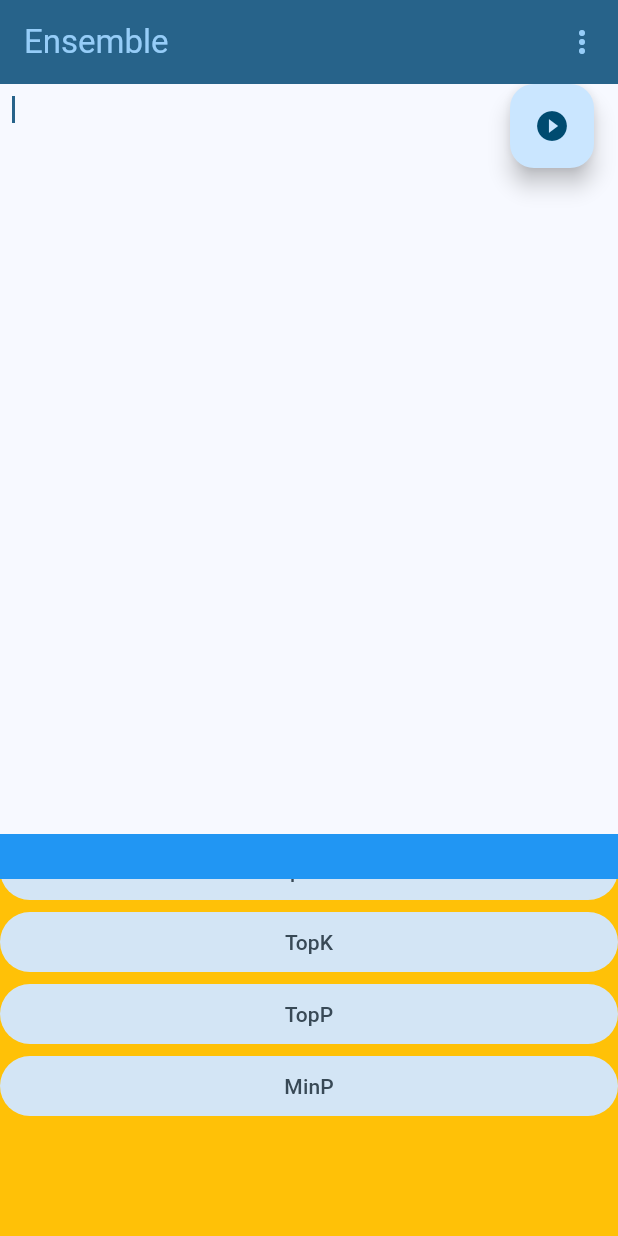
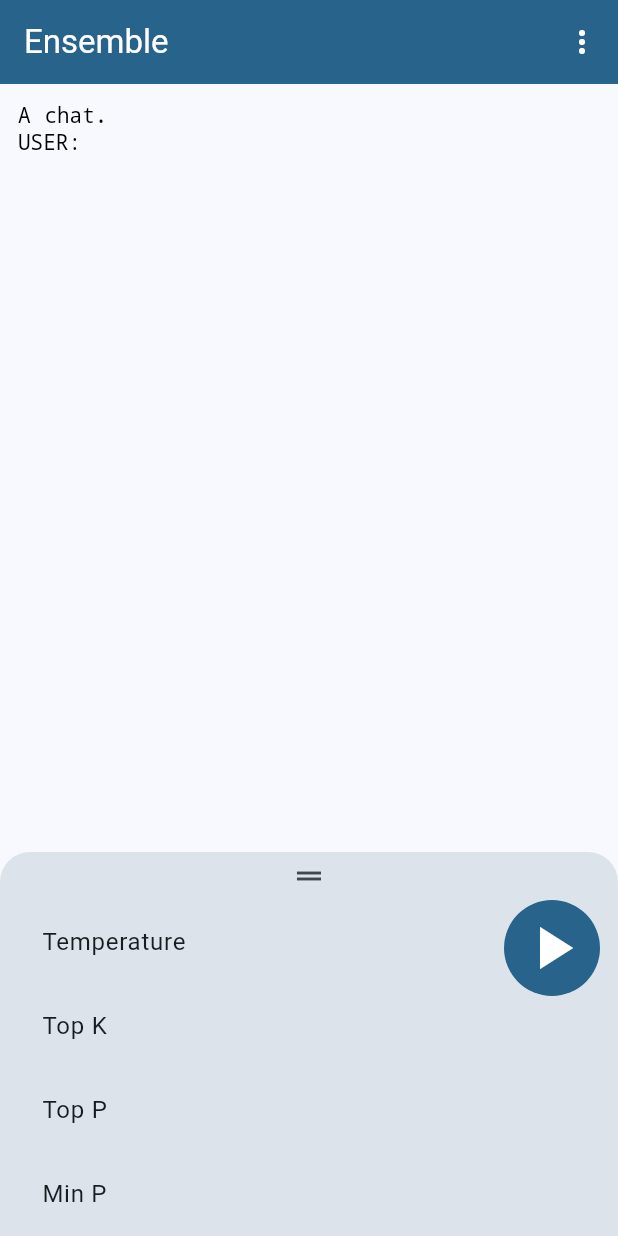
Before and after one commit to crasm/ensemble, a Flutter app: the screen it shows after launch, on a phone screen of 412 x 824 dp. Run offline on Flutter 3.47's test engine with Material 3 defaults, Android fonts, the phone set to English and light mode, and no system bars; missing offline and left inert: dart:ffi, grpc, protobuf; statements that could not run were skipped.

Commit message:
app: improve gen page design and UX
Adds padding/whitespace so gen text field can be visually centered in
remaining field. This whitespace is a shortcut "button" of sorts that
allows rapidly deselecting text, bringing focus and keyboard to end of
text, and stopping generation, depending on user context.

```diff
--- a/app/lib/main.dart
+++ b/app/lib/main.dart
@@ -43,12 +43,12 @@
   Widget build(BuildContext context) {
     return Scaffold(
       appBar: AppBar(
-        backgroundColor: Theme.of(context).colorScheme.primary,
-        foregroundColor: Theme.of(context).colorScheme.inversePrimary,
+        backgroundColor: context.color.primary,
+        foregroundColor: context.color.onPrimary,
         title: Text('Ensemble'),
         actions: [
           PopupMenuButton(
-            itemBuilder: (ctx) {
+            itemBuilder: (context) {
               return [
                 PopupMenuItem(child: Text('Settings')),
               ];
@@ -100,6 +100,8 @@
       _gen.clear();
       _gen.write(_textCtl.text);
     });
+
+    _textCtl.text = "A chat.\nUSER: ";
   }
 
   @override
@@ -110,8 +112,7 @@
     _channel.shutdown();
   }
 
-  void _onFab() async {
-    if (!_isGenerating) {
+  void _startGenerating() {
     _resp = _stub.generate(Prompt(text: _gen.toString()))
       ..listen(
         (tok) {
@@ -130,49 +131,48 @@
         cancelOnError: true,
       );
     setState(() => _isGenerating = true);
-    } else {
+  }
+
+  Future<void> _stopGenerating() async {
     await _resp?.cancel();
     setState(() => _isGenerating = false);
   }
-  }
 
-  double _topHeight = 500;
+  // Reasonable defaults (but should be updated immediately)
+  bool _isHeightInitialized = false;
+  double _maxHeight = 600.0;
+  double _divTop = 400.0;
+  final _divThickness = 32.0;
 
   @override
   Widget build(BuildContext context) {
     super.build(context);
     return Scaffold(
-      body: Stack(
+      body: LayoutBuilder(builder: (context, box) {
+        if (!_isHeightInitialized) {
+          _isHeightInitialized = true;
+          _maxHeight = box.maxHeight;
+          _divTop = box.maxHeight / 3.0 * 2.0;
+        }
+
+        return Stack(
           children: [
-          Positioned(top: 0, height: _topHeight, left: 0, right: 0, child: _genArea()),
-          Positioned(top: _topHeight, bottom: 0, left: 0, right: 0, child: _params()),
-          Positioned(top: _topHeight, left: 0, right: 0, height: 30, child: _dragBar())
+            Positioned(top: 0, height: _divTop, left: 0, right: 0, child: _genArea()),
+            Positioned(
+                top: _divTop + _divThickness,
+                bottom: 0,
+                left: 0,
+                right: 0,
+                child: _params(context)),
+            Positioned(
+                top: _divTop, left: 0, right: 0, height: _divThickness, child: _divBar(context)),
           ],
-      ),
-      floatingActionButtonLocation: FloatingActionButtonLocation.endTop,
-      floatingActionButton: _fab(),
+        );
+      }),
     );
   }
 
-  Widget _dragBar() {
-    return GestureDetector(
-      onVerticalDragUpdate: (details) {
-        double screenHeight = MediaQuery.of(context).size.height;
-        setState(() {
-          _topHeight = (_topHeight + details.delta.dy).clamp(0.0, screenHeight);
-        });
-      },
-      child: Container(color: Colors.blue),
-    );
-  }
-
-  Widget _fab() {
-    return FloatingActionButton(
-      onPressed: _onFab,
-      child:
-          Icon(!_isGenerating ? Icons.play_circle_filled_sharp : Icons.pause_circle_filled_sharp),
-    );
-  }
+  final FocusNode _genFocusNode = FocusNode();
 
   Widget _genArea() {
     const style = TextStyle(
@@ -189,31 +189,93 @@
     );
 
     return Container(
-      padding: EdgeInsets.only(top: 8.0, left: 8.0, right: 8.0, bottom: 0),
+      padding: EdgeInsets.symmetric(horizontal: 12),
+      child: SingleChildScrollView(
+        controller: _scrollCtl,
+        child: Column(children: [
+          SizedBox(height: 12),
+          GestureDetector(
+            onTap: _stopGenerating,
             child: _isGenerating
-          ? SingleChildScrollView(child: Text(_gen.toString(), style: style))
-          : GestureDetector(
-              onTap: () {},
-              child: TextField(
-                autofocus: true,
+                ? Text(_gen.toString(), style: style)
+                : TextField(
+                    focusNode: _genFocusNode,
                     controller: _textCtl,
-                scrollController: _scrollCtl,
                     style: style,
                     maxLines: null,
                     decoration: null,
-              )),
+                  ),
+          ),
+          SizedBox(
+              height: _divTop / 2,
+              child: GestureDetector(onTap: _isGenerating ? _stopGenerating : _focusGenTail)),
+        ]),
+      ),
     );
   }
 
-  Widget _params() {
+  void _focusGenTail() {
+    if (!_genFocusNode.hasPrimaryFocus) {
+      _genFocusNode.requestFocus();
+      _textCtl.selection = TextSelection.fromPosition(TextPosition(offset: _textCtl.text.length));
+    } else {
+      _genFocusNode.unfocus();
+    }
+  }
+
+  Widget _params(BuildContext context) {
     return Container(
-      color: Colors.amber,
-      child: ListView(
-          children: ['Temperature', 'TopK', 'TopP', 'MinP']
-              .map((p) => FilledButton.tonal(onPressed: () {}, child: Text(p)))
-              .toList()),
+      color: context.color.surfaceVariant,
+      padding: EdgeInsets.symmetric(horizontal: 12.0),
+      child: Row(
+        mainAxisAlignment: MainAxisAlignment.start,
+        children: [
+          Expanded(
+            child: ReorderableListView(
+              onReorder: (oldIndex, newIndex) {},
+              children: ['Temperature', 'Top K', 'Top P', 'Min P'].map((p) {
+                return ListTile(key: Key(p), title: Text(p));
+              }).toList(),
+            ),
+          ),
+          Column(children: [
+            IconButton.filled(
+              onPressed: () => _isGenerating ? _stopGenerating() : _startGenerating(),
+              iconSize: 48,
+              icon: Icon(_isGenerating ? Icons.pause : Icons.play_arrow),
+            ),
+            Container(),
+          ]),
+        ],
+      ),
+    );
+  }
+
+  Widget _divBar(BuildContext context) {
+    return GestureDetector(
+      onVerticalDragUpdate: (details) {
+        setState(() {
+          _divTop = (_divTop + details.delta.dy).clamp(0.0, _maxHeight - _divThickness);
+        });
+      },
+      child: Container(
+        decoration: BoxDecoration(
+          color: context.color.surfaceVariant,
+          borderRadius: BorderRadius.only(
+            topLeft: Radius.circular(20.0),
+            topRight: Radius.circular(20.0),
+          ),
+        ),
+        child: Icon(Icons.drag_handle, color: context.color.onSurfaceVariant),
+      ),
     );
   }
 }
 
-void withx<T>(T x, void Function(T) f) => f(x);
+extension<T> on T {
+  void withas<R>(R Function(T) f) => f(this);
+}
+
+extension on BuildContext {
+  ColorScheme get color => Theme.of(this).colorScheme;
+}
```
Lines whose indentation alone changed are shown as unchanged.
